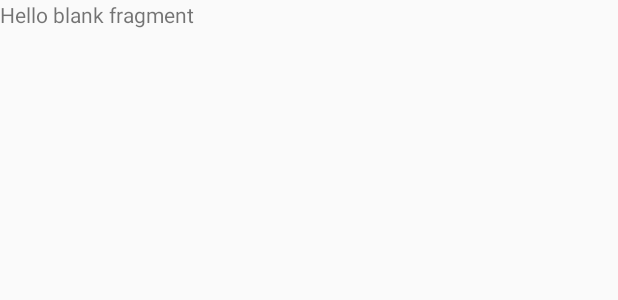
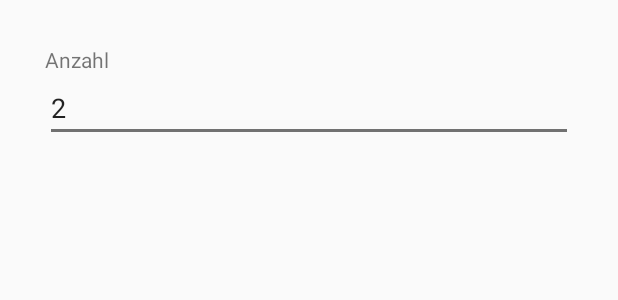
Before and after one commit to cheinisch/packliste, an Android app: the layout fragment_dialog_change_stuff_quantity.xml on its own in the app's theme, with its tools: preview values and no code run, on a phone screen of 412 x 824 dp. Shown: the top 300 px of the screen. Run offline under Robolectric (Android 15) with nearby library versions, the phone set to English and light mode, and no system bars.

Commit message:
Anzahl der Dinge wird geändert

```diff
--- a/app/src/main/java/de/christian_heinisch/packliste/database/StuffAdapter.java
+++ b/app/src/main/java/de/christian_heinisch/packliste/database/StuffAdapter.java
@@ -58,7 +58,8 @@ public class StuffAdapter  extends ArrayAdapter<Stuff> {
 
         tvQuantity.setOnClickListener(new View.OnClickListener() {
               public void onClick(View view) {
-                  ((MainActivity)getContext()).DialogChangeQuantity();
+                  System.out.println("Test: " +stuff.getId());
+                  ((MainActivity)getContext()).DialogChangeQuantity(stuff.getId());
               }
 
           });
--- a/app/src/main/res/layout/fragment_dialog_change_stuff_quantity.xml
+++ b/app/src/main/res/layout/fragment_dialog_change_stuff_quantity.xml
@@ -2,12 +2,30 @@
     xmlns:tools="http://schemas.android.com/tools"
     android:layout_width="match_parent"
     android:layout_height="match_parent"
-    tools:context="de.christian_heinisch.packliste.DialogChangeStuffQuantity">
+    tools:context="de.christian_heinisch.packliste.DialogCityFragment"
+    android:layout_margin="10dp">
 
     <!-- TODO: Update blank fragment layout -->
-    <TextView
+
+    <LinearLayout
+        android:orientation="vertical"
         android:layout_width="match_parent"
         android:layout_height="match_parent"
-        android:text="@string/hello_blank_fragment" />
+        android:padding="20dp">
 
+        <TextView
+            android:text="Anzahl"
+            android:layout_width="match_parent"
+            android:layout_height="wrap_content"
+            android:id="@+id/textView6" />
+
+        <EditText
+            android:layout_width="match_parent"
+            android:layout_height="wrap_content"
+            android:inputType="textPersonName"
+            android:text="2"
+            android:ems="10"
+            android:id="@+id/editStuffQuantity" />
+
+    </LinearLayout>
 </FrameLayout>
```
Also changed, not shown: app/src/main/java/de/christian_heinisch/packliste/DialogChangeStuffQuantity.java (+32 -3 lines), app/src/main/java/de/christian_heinisch/packliste/MainActivity.java (+10 -1 lines), app/src/main/java/de/christian_heinisch/packliste/database/StuffDataSource.java (+37 -0 lines).
